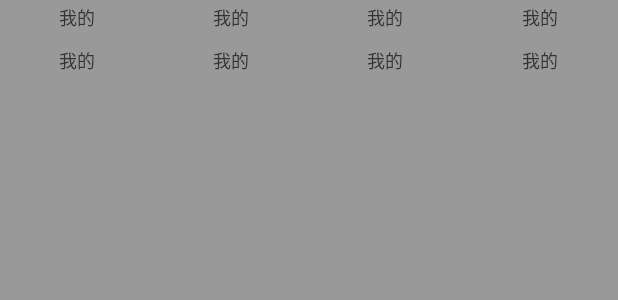
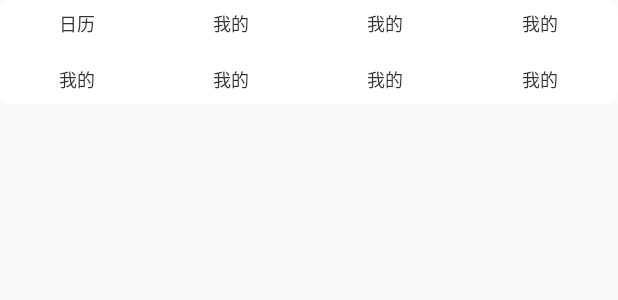
Before and after one commit to 13350910252/GoodLuck, an Android app: the layout layout_home_major_button.xml on its own in the app's theme, with its tools: preview values and no code run, on a phone screen of 412 x 824 dp. Shown: the top 300 px of the screen. Run offline under Robolectric (Android 15) with nearby library versions, the phone set to English and light mode, and no system bars; network calls fail.

Commit message:
新增自定义textview实现圆角和背景

```diff
--- /dev/null
+++ b/app/src/main/java/com/example/goodluck/customview/CustomTextView.java
@@ -0,0 +1,139 @@
+package com.example.goodluck.customview;
+
+import android.content.Context;
+import android.content.res.ColorStateList;
+import android.content.res.TypedArray;
+import android.graphics.drawable.BitmapDrawable;
+import android.graphics.drawable.ColorDrawable;
+import android.graphics.drawable.Drawable;
+import android.graphics.drawable.ShapeDrawable;
+import android.graphics.drawable.StateListDrawable;
+import android.graphics.drawable.shapes.RoundRectShape;
+import android.util.AttributeSet;
+
+import androidx.annotation.NonNull;
+import androidx.annotation.Nullable;
+import androidx.appcompat.widget.AppCompatTextView;
+
+import com.example.goodluck.R;
+import com.example.goodluck.utils.AppUtils;
+
+public class CustomTextView extends AppCompatTextView {
+    Context context;
+
+    public CustomTextView(@NonNull Context context) {
+        this(context, null);
+    }
+
+    public CustomTextView(@NonNull Context context, @Nullable AttributeSet attrs) {
+        this(context, attrs, 0);
+    }
+
+    public CustomTextView(@NonNull Context context, @Nullable AttributeSet attrs, int defStyleAttr) {
+        super(context, attrs, defStyleAttr);
+        this.context = context;
+        init(attrs);
+    }
+
+    private float radius;
+    private float lt_radius;
+    private float rt_radius;
+    private float lb_radius;
+    private float rb_radius;
+    // 外部矩形弧度,直接所有圆角一致
+    float[] allRadius;
+    // 外部矩形弧度,控制每个角
+    float[] exquisiteRadius;
+    Drawable normal_background = null;
+    Drawable pressed_background = null;
+    private int state_pressed = android.R.attr.state_pressed;
+    private int[] states = new int[10];
+    private int[] _states = new int[10];
+    private StateListDrawable stateListDrawable;
+
+    private void init(AttributeSet attrs) {
+        TypedArray ta = context.obtainStyledAttributes(attrs, R.styleable.CustomTextView);
+        normal_background = ta.getDrawable(R.styleable.CustomTextView_normal_background);
+        pressed_background = ta.getDrawable(R.styleable.CustomTextView_pressed_background);
+        radius = ta.getInteger(R.styleable.CustomTextView_radius, 0);
+        lt_radius = ta.getInteger(R.styleable.CustomTextView_lt_radius, 0);
+        rt_radius = ta.getInteger(R.styleable.CustomTextView_rt_radius, 0);
+        lb_radius = ta.getInteger(R.styleable.CustomTextView_lb_radius, 0);
+        rb_radius = ta.getInteger(R.styleable.CustomTextView_lb_radius, 0);
+        ta.recycle();
+        setOnClickListener(v -> {
+            //必须加上这一句，否者点击没效果
+        });
+        states[0] = state_pressed;
+        _states[0] = -state_pressed;
+        if (normal_background instanceof ColorDrawable && pressed_background instanceof ColorDrawable) {
+            stateListDrawable = new StateListDrawable();
+            setRadius();
+            if (shape == null) {
+                setSelectedColor((ColorDrawable) pressed_background, (ColorDrawable) normal_background, states, _states);
+            } else {
+                setSelectedShapeColor((ColorDrawable) pressed_background, states);
+                setSelectedShapeColor((ColorDrawable) normal_background, _states);
+                setBackground(stateListDrawable);
+            }
+
+        } else if (normal_background instanceof BitmapDrawable && pressed_background instanceof BitmapDrawable) {
+            stateListDrawable = new StateListDrawable();
+            setSelectedShapeColor((BitmapDrawable) pressed_background, states);
+            setSelectedShapeColor((BitmapDrawable) normal_background, _states);
+            setBackground(stateListDrawable);
+        } else if (normal_background instanceof ColorDrawable && pressed_background instanceof BitmapDrawable) {
+            setBackground(pressed_background);
+        } else if (normal_background instanceof BitmapDrawable && pressed_background instanceof ColorDrawable) {
+            setBackground(normal_background);
+        } else if (normal_background != null && pressed_background == null) {
+            setBackground(normal_background);
+        } else if (normal_background == null && pressed_background != null) {
+            setBackground(pressed_background);
+        } else {
+            setBackground(null);
+        }
+
+    }
+
+    private RoundRectShape shape = null;
+
+    /**
+     * 设置圆角shape
+     */
+    private void setRadius() {
+        if (radius != 0) {
+            radius = AppUtils.dpToPx(context, radius);
+            allRadius = new float[]{radius, radius, radius, radius, radius, radius, radius, radius};
+            shape = new RoundRectShape(allRadius, null, null);
+        } else if (lt_radius != 0 || rt_radius != 0 || rb_radius != 0 || lb_radius != 0) {
+            lt_radius = AppUtils.dpToPx(context, lt_radius);
+            rt_radius = AppUtils.dpToPx(context, rt_radius);
+            lb_radius = AppUtils.dpToPx(context, lb_radius);
+            rb_radius = AppUtils.dpToPx(context, rb_radius);
+            exquisiteRadius = new float[]{lt_radius, lt_radius, rt_radius, rt_radius, rb_radius, rb_radius, lb_radius, lb_radius};
+            shape = new RoundRectShape(exquisiteRadius, null, null);
+        }
+    }
+
+    /**
+     * 设置颜色随着选择变动
+     *
+     * @param drawable
+     * @param state
+     */
+    private void setSelectedShapeColor(ColorDrawable drawable, int... state) {
+        ShapeDrawable shapeDrawable = new ShapeDrawable(shape);
+        shapeDrawable.getPaint().setColor(drawable.getColor());
+        stateListDrawable.addState(state, shapeDrawable);
+    }
+
+    private void setSelectedShapeColor(BitmapDrawable drawable, int... state) {
+        stateListDrawable.addState(state, drawable);
+    }
+
+    private void setSelectedColor(ColorDrawable drawable1, ColorDrawable drawable2, int[] one, int[] two) {
+        ColorStateList colorStateList = new ColorStateList(new int[][]{one, two}, new int[]{drawable1.getColor(), drawable2.getColor()});
+        setBackgroundTintList(colorStateList);
+    }
+}
--- a/app/src/main/java/com/example/goodluck/modeule/home/fragment/HomeFragment.java
+++ b/app/src/main/java/com/example/goodluck/modeule/home/fragment/HomeFragment.java
@@ -4,6 +4,7 @@ import android.content.Intent;
 import android.net.Uri;
 import android.os.Bundle;
 import android.view.View;
+import android.widget.Toast;
 
 import androidx.annotation.NonNull;
 import androidx.annotation.Nullable;
@@ -48,6 +49,7 @@ public class HomeFragment extends PresenterBaseFragment<FragmentHomePageBinding,
             intent.setData(Uri.parse(data.getUrl()));
             startActivity(intent);
         });
+        binding.vsHomeMajorButton.ctvCalendar.setOnClickListener(this);
     }
 
     @Override
@@ -74,6 +76,14 @@ public class HomeFragment extends PresenterBaseFragment<FragmentHomePageBinding,
     }
 
     @Override
+    public void onClick(View v) {
+        super.onClick(v);
+        if (v == binding.vsHomeMajorButton.ctvCalendar){
+
+        }
+    }
+
+    @Override
     public void onStop() {
         super.onStop();
         binding.banner.stop();
--- a/app/src/main/res/layout/fragment_home_page.xml
+++ b/app/src/main/res/layout/fragment_home_page.xml
@@ -3,6 +3,7 @@
     xmlns:app="http://schemas.android.com/apk/res-auto"
     android:layout_width="match_parent"
     android:layout_height="match_parent"
+    android:background="@color/gray_f5f6fa"
     android:orientation="vertical">
 
     <com.youth.banner.Banner
@@ -16,11 +17,14 @@
         app:layout_constraintTop_toTopOf="parent" />
 
     <include
+        android:layout_marginStart="@dimen/dp16"
+        android:layout_marginEnd="@dimen/dp16"
         android:id="@+id/vs_home_major_button"
+        layout="@layout/layout_home_major_button"
+        android:layout_width="match_parent"
+        android:layout_height="wrap_content"
         android:layout_marginTop="@dimen/dp10"
-        android:layout_width="match_parent"
-        layout="@layout/layout_home_major_button"
-        android:layout_height="wrap_content"
         app:layout_constraintStart_toStartOf="parent"
         app:layout_constraintTop_toBottomOf="@+id/banner" />
+
 </androidx.constraintlayout.widget.ConstraintLayout>
--- a/app/src/main/res/layout/layout_home_major_button.xml
+++ b/app/src/main/res/layout/layout_home_major_button.xml
@@ -1,115 +1,151 @@
 <?xml version="1.0" encoding="utf-8"?>
-<androidx.constraintlayout.widget.ConstraintLayout xmlns:android="http://schemas.android.com/apk/res/android"
+<androidx.cardview.widget.CardView xmlns:android="http://schemas.android.com/apk/res/android"
     xmlns:app="http://schemas.android.com/apk/res-auto"
+    android:layout_width="match_parent"
+    android:layout_height="wrap_content"
     android:background="@color/black_999999"
+    app:cardCornerRadius="@dimen/dp12"
+    app:cardElevation="1dp">
+
+    <androidx.constraintlayout.widget.ConstraintLayout
         android:layout_width="match_parent"
         android:layout_height="match_parent">
 
         <LinearLayout
             android:id="@+id/ll_one"
             android:layout_width="match_parent"
-        android:layout_height="wrap_content"
+            android:layout_height="@dimen/dp48"
             android:orientation="horizontal"
             app:layout_constraintStart_toStartOf="parent"
             app:layout_constraintTop_toTopOf="parent">
 
-        <TextView
+            <com.example.goodluck.customview.CustomTextView
+                android:id="@+id/ctv_calendar"
                 android:layout_width="0dp"
-            android:layout_height="wrap_content"
+                android:layout_height="match_parent"
+                android:layout_gravity="center"
+                android:layout_weight="1"
+                android:gravity="center"
+                android:paddingTop="@dimen/dp4"
+                android:paddingBottom="@dimen/dp4"
+                android:text="@string/rili"
+                android:textColor="@color/black_333333"
+                android:textSize="@dimen/sp18"
+                app:lt_radius="12"
+                app:normal_background="@color/white"
+                app:pressed_background="@color/gray_0c000000" />
+
+            <com.example.goodluck.customview.CustomTextView
+                android:layout_width="0dp"
+                android:layout_height="match_parent"
+                android:layout_gravity="center"
                 android:layout_weight="1"
                 android:gravity="center"
                 android:paddingTop="@dimen/dp4"
                 android:paddingBottom="@dimen/dp4"
                 android:text="我的"
                 android:textColor="@color/black_333333"
-            android:textSize="@dimen/sp18" />
+                android:textSize="@dimen/sp18"
+                app:normal_background="@color/white"
+                app:pressed_background="@color/gray_0c000000" />
 
-        <TextView
+            <com.example.goodluck.customview.CustomTextView
                 android:layout_width="0dp"
-            android:layout_height="wrap_content"
+                android:layout_height="match_parent"
+                android:layout_gravity="center"
                 android:layout_weight="1"
                 android:gravity="center"
                 android:paddingTop="@dimen/dp4"
                 android:paddingBottom="@dimen/dp4"
                 android:text="我的"
                 android:textColor="@color/black_333333"
-            android:textSize="@dimen/sp18" />
+                android:textSize="@dimen/sp18"
+                app:normal_background="@color/white"
+                app:pressed_background="@color/gray_0c000000" />
 
-        <TextView
+            <com.example.goodluck.customview.CustomTextView
                 android:layout_width="0dp"
-            android:layout_height="wrap_content"
+                android:layout_height="match_parent"
+                android:layout_gravity="center"
                 android:layout_weight="1"
                 android:gravity="center"
                 android:paddingTop="@dimen/dp4"
                 android:paddingBottom="@dimen/dp4"
                 android:text="我的"
                 android:textColor="@color/black_333333"
-            android:textSize="@dimen/sp18" />
+                android:textSize="@dimen/sp18"
+                app:normal_background="@color/white"
+                app:pressed_background="@color/gray_0c000000"
+                app:rt_radius="12" />
 
-        <TextView
+        </LinearLayout>
+
+        <LinearLayout
+            android:layout_width="match_parent"
+            android:layout_height="@dimen/dp48"
+            android:layout_marginTop="@dimen/dp8"
+            android:orientation="horizontal"
+            app:layout_constraintStart_toStartOf="parent"
+            app:layout_constraintTop_toBottomOf="@+id/ll_one">
+
+            <com.example.goodluck.customview.CustomTextView
                 android:layout_width="0dp"
-            android:layout_height="wrap_content"
+                android:layout_height="match_parent"
+                android:layout_gravity="center"
                 android:layout_weight="1"
                 android:gravity="center"
                 android:paddingTop="@dimen/dp4"
                 android:paddingBottom="@dimen/dp4"
                 android:text="我的"
                 android:textColor="@color/black_333333"
-            android:textSize="@dimen/sp18" />
+                android:textSize="@dimen/sp18"
+                app:lb_radius="12"
+                app:normal_background="@color/white"
+                app:pressed_background="@color/gray_0c000000" />
 
-    </LinearLayout>
-
-    <LinearLayout
-        android:layout_marginTop="@dimen/dp8"
-        android:layout_width="match_parent"
-        android:layout_height="wrap_content"
-        android:orientation="horizontal"
-        app:layout_constraintStart_toStartOf="parent"
-        app:layout_constraintTop_toBottomOf="@+id/ll_one">
-
-        <TextView
+            <com.example.goodluck.customview.CustomTextView
                 android:layout_width="0dp"
-            android:layout_height="wrap_content"
+                android:layout_height="match_parent"
+                android:layout_gravity="center"
                 android:layout_weight="1"
                 android:gravity="center"
                 android:paddingTop="@dimen/dp4"
                 android:paddingBottom="@dimen/dp4"
                 android:text="我的"
                 android:textColor="@color/black_333333"
-            android:textSize="@dimen/sp18" />
+                android:textSize="@dimen/sp18"
+                app:normal_background="@color/white"
+                app:pressed_background="@color/gray_0c000000" />
 
-        <TextView
+            <com.example.goodluck.customview.CustomTextView
                 android:layout_width="0dp"
-            android:layout_height="wrap_content"
+                android:layout_height="match_parent"
+                android:layout_gravity="center"
                 android:layout_weight="1"
                 android:gravity="center"
                 android:paddingTop="@dimen/dp4"
                 android:paddingBottom="@dimen/dp4"
                 android:text="我的"
                 android:textColor="@color/black_333333"
-            android:textSize="@dimen/sp18" />
+                android:textSize="@dimen/sp18"
+                app:normal_background="@color/white"
+                app:pressed_background="@color/gray_0c000000" />
 
-        <TextView
+            <com.example.goodluck.customview.CustomTextView
                 android:layout_width="0dp"
-            android:layout_height="wrap_content"
+                android:layout_height="match_parent"
+                android:layout_gravity="center"
                 android:layout_weight="1"
                 android:gravity="center"
                 android:paddingTop="@dimen/dp4"
                 android:paddingBottom="@dimen/dp4"
                 android:text="我的"
                 android:textColor="@color/black_333333"
-            android:textSize="@dimen/sp18" />
-
-        <TextView
-            android:layout_width="0dp"
-            android:layout_height="wrap_content"
-            android:layout_weight="1"
-            android:gravity="center"
-            android:paddingTop="@dimen/dp4"
-            android:paddingBottom="@dimen/dp4"
-            android:text="我的"
-            android:textColor="@color/black_333333"
-            android:textSize="@dimen/sp18" />
+                android:textSize="@dimen/sp18"
+                app:normal_background="@color/white"
+                app:pressed_background="@color/gray_0c000000" />
 
         </LinearLayout>
     </androidx.constraintlayout.widget.ConstraintLayout>
+
+</androidx.cardview.widget.CardView>
--- /dev/null
+++ b/app/src/main/res/values/attrs.xml
@@ -0,0 +1,38 @@
+<resources>
+    <!--    boolean-->
+    <!--    boolean表示attr是布尔类型的值，取值只能是true或false。-->
+
+    <!--    string-->
+    <!--    string表示attr是字符串类型。-->
+
+    <!--    integer-->
+    <!--    integer表示attr是整数类型，取值只能是整数，不能是浮点数。-->
+
+    <!--    float-->
+    <!--    float表示attr是浮点数类型，取值只能是浮点数或整数。-->
+
+    <!--    fraction-->
+    <!--    fraction表示attr是百分数类型，取值只能以%结尾，例如30%、120.5%等。-->
+
+    <!--    color-->
+    <!--    color表示attr是颜色类型，例如#ff0000，也可以使用一个指向Color的资源，比如@android:color/background_dark，但是不能用0xffff0000这样的值。-->
+
+    <!--    dimension-->
+    <!--    dimension表示attr是尺寸类型，例如取值16px、16dp，也可以使用一个指向<dimen>类型的资源，比如@android:dimen/app_icon_size。-->
+
+    <!--    reference-->
+    <!--    reference表示attr的值只能指向某一资源的ID，例如取值@id/textView。-->
+
+    <!--    enum-->
+    <!--    enum表示attr是枚举类型，在定义enum类型的attr时，可以将attr的format设置为enum，也可以不用设置attr的format属性，但是必须在attr节点下面添加一个或多个enum节点。如下所示：-->
+    <!--    flag表示attr是bit位标记，flag与enum有相似之处，定义了flag的attr，在设置值时，可以通过|设置多个值，而且每个值都对应一个bit位，这样通过按位或操作符|可以将多个值合成一个值，我们一般在用flag表示某个字段支持多个特性，需要注意的是，要想使用flag类型，不能在attr上设置format为flag，不要设置attr的format的属性，直接在attr节点下面添加flag节点即可。-->
+    <declare-styleable name="CustomTextView">
+        <attr name="normal_background" format="reference|color" />
+        <attr name="pressed_background" format="reference|color" />
+        <attr name="radius" format="integer" />
+        <attr name="lt_radius" format="integer" />
+        <attr name="rt_radius" format="integer" />
+        <attr name="lb_radius" format="integer" />
+        <attr name="rb_radius" format="integer" />
+    </declare-styleable>
+</resources>
--- a/app/src/main/res/values/colors.xml
+++ b/app/src/main/res/values/colors.xml
@@ -6,12 +6,14 @@
 
     <color name="white">#ffffff</color>
     <color name="red">#ff0000</color>
+    <color name="red1">#aaff0000</color>
     <color name="blue">#0000ff</color>
 
     <color name="gray_0c000000">#0c000000</color>
     <color name="gray_FFD6CFCF">#FFD6CFCF</color>
     <color name="gray_f9f9f9">#f9f9f9</color>
     <color name="gray_f5f5f5">#f5f5f5</color>
+    <color name="gray_f5f6fa">#f5f6fa</color>
     <color name="gray_eeeeee">#eeeeee</color>
     <color name="gray_dddddd">#dddddd</color>
 
--- a/app/src/main/res/values/strings.xml
+++ b/app/src/main/res/values/strings.xml
@@ -32,4 +32,7 @@
     <string name="add_task">添加任务</string>
     <string name="save">保存</string>
     <string name="day_task">每日任务</string>
+
+
+    <string name="rili">日历</string>
 </resources>
```
Also changed, not shown: app/build.gradle (+1 -41 lines), app_dependencies.gradle (added, +52 -0 lines), app/src/main/res/drawable-xxhdpi/history_integral_bg.png (added). Lines whose indentation alone changed are shown as unchanged.
